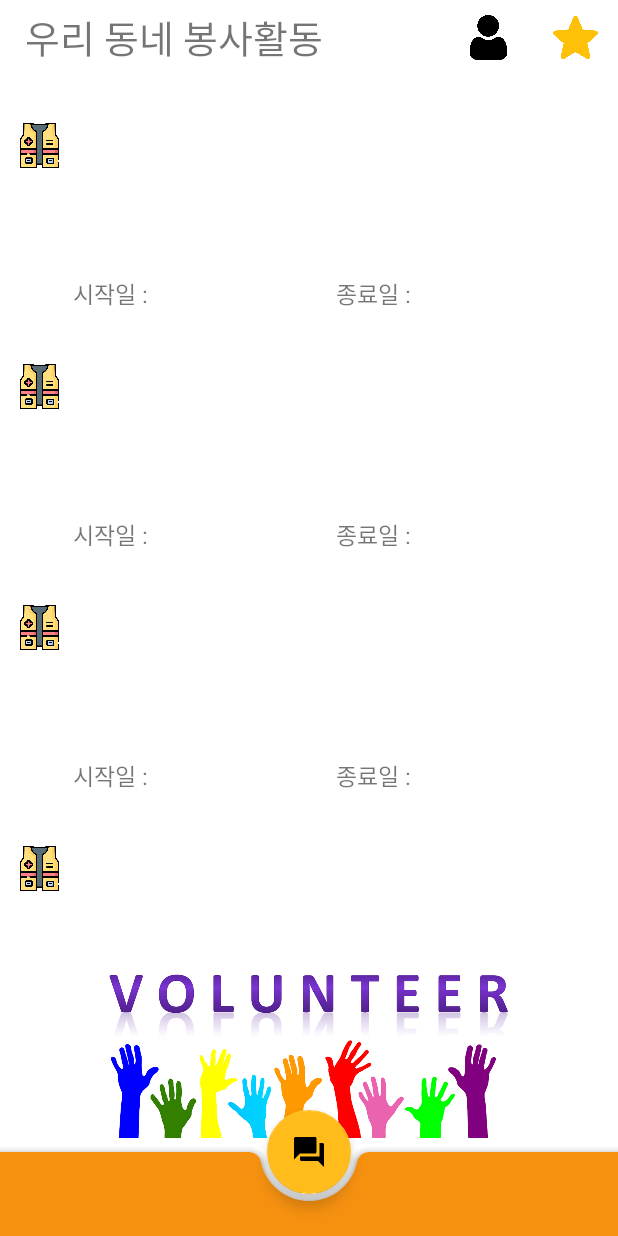
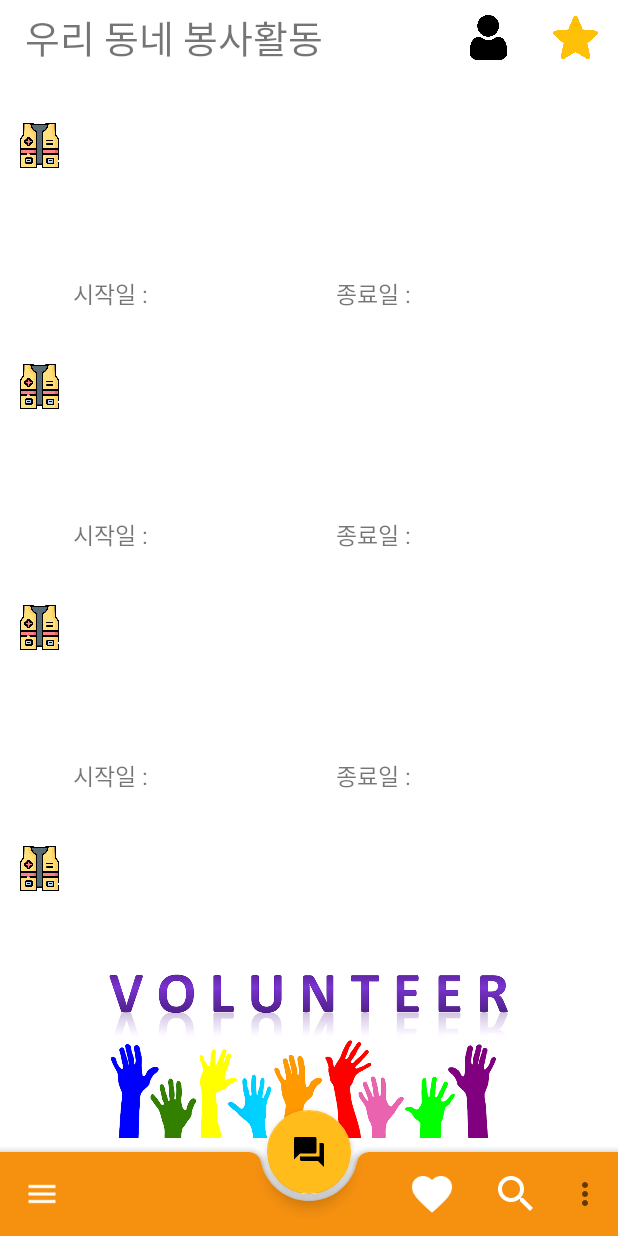
Before and after one commit to MJTeamProject1/VolunteerApp, an Android app: the screen it shows after launch once a user with an empty profile is signed in (HomeActivity), on a phone screen of 412 x 824 dp. Run offline under Robolectric (Android 15) with nearby library versions, the phone set to English and light mode, and no system bars; our stand-ins replace Firebase (no records; nobody signed in at launch, a user with empty details on screens opened directly); network calls fail; 2 statements that could not run were skipped.

Commit message:
update home nav
홈 아래 바 눌렀을 때 기초

```diff
--- a/app/build.gradle
+++ b/app/build.gradle
@@ -1,6 +1,7 @@
 plugins {
     id 'com.android.application'
     id 'kotlin-android'
+    id 'kotlin-android-extensions'
 }
 
 android {
@@ -45,6 +46,7 @@ dependencies {
     implementation 'androidx.lifecycle:lifecycle-livedata-ktx:2.3.1'
     implementation 'androidx.lifecycle:lifecycle-viewmodel-ktx:2.3.1'
     implementation "org.jetbrains.kotlin:kotlin-stdlib:$kotlin_version"
+    implementation 'androidx.legacy:legacy-support-v4:1.0.0'
     testImplementation 'junit:junit:4.+'
     androidTestImplementation 'androidx.test.ext:junit:1.1.3'
     androidTestImplementation 'androidx.test.espresso:espresso-core:3.4.0'
--- a/app/src/main/java/com/team1/volunteerapp/HomeActivity.kt
+++ b/app/src/main/java/com/team1/volunteerapp/HomeActivity.kt
@@ -4,6 +4,9 @@ import android.content.Intent
 import android.os.Build
 import androidx.appcompat.app.AppCompatActivity
 import android.os.Bundle
+import android.util.Log
+import android.view.Menu
+import android.view.MenuItem
 import android.view.View
 import android.widget.Button
 import android.widget.ImageButton
@@ -21,6 +24,7 @@ import com.google.firebase.ktx.Firebase
 import com.team1.volunteerapp.Community.CommActivity
 import com.team1.volunteerapp.Favorite.FavoritesActivity
 import com.team1.volunteerapp.Profile.ProfileActivity
+import kotlinx.android.synthetic.main.activity_home.*
 import kotlinx.coroutines.CoroutineScope
 import kotlinx.coroutines.Dispatchers
 import kotlinx.coroutines.launch
@@ -52,6 +56,7 @@ class HomeActivity : AppCompatActivity() {
     override fun onCreate(savedInstanceState: Bundle?) {
         super.onCreate(savedInstanceState)
         setContentView(R.layout.activity_home)
+        setSupportActionBar(bottomAppBar)
 
         auth = Firebase.auth
 
@@ -231,4 +236,23 @@ class HomeActivity : AppCompatActivity() {
             Toast.makeText(this,"'뒤로' 버튼을 한번 더 누르시면 종료됩니다.",Toast.LENGTH_LONG).show()
         } else { finish() }
     }
+
+
+
+    // 화면 아래 메뉴 바
+    override fun onCreateOptionsMenu(menu: Menu?): Boolean {
+        menuInflater.inflate(R.menu.navigation_menu, menu)
+        return true
+    }
+
+    override fun onOptionsItemSelected(item: MenuItem): Boolean {
+        when (item?.itemId) {
+            android.R.id.home -> BottomNavDrawerFragment().show(supportFragmentManager,
+                BottomNavDrawerFragment().tag)
+            R.id.app_bar_fav -> Log.d("abc","Fav menu item is clicked!")
+            R.id.app_bar_search ->  Log.d("abc","Search menu item is clicked!")
+            R.id.app_bar_settings ->  Log.d("abc","Settings item is clicked!")
+        }
+        return true
+    }
 }
--- a/app/src/main/res/layout/activity_home.xml
+++ b/app/src/main/res/layout/activity_home.xml
@@ -1,7 +1,6 @@
 <?xml version="1.0" encoding="utf-8"?>
 
-<androidx.coordinatorlayout.widget.CoordinatorLayout
-xmlns:android="http://schemas.android.com/apk/res/android"
+<androidx.coordinatorlayout.widget.CoordinatorLayout xmlns:android="http://schemas.android.com/apk/res/android"
     xmlns:app="http://schemas.android.com/apk/res-auto"
     xmlns:tools="http://schemas.android.com/tools"
     android:layout_width="match_parent"
@@ -11,13 +10,14 @@ xmlns:android="http://schemas.android.com/apk/res/android"
     <include layout="@layout/content_home" />
 
     <com.google.android.material.bottomappbar.BottomAppBar
-        android:id="@+id/bar"
+        android:id="@+id/bottomAppBar"
         android:layout_width="match_parent"
         android:layout_height="wrap_content"
         android:layout_gravity="bottom"
         app:backgroundTint="@color/maincolor2"
         app:fabAlignmentMode="center"
-        >
+        app:navigationIcon="@drawable/baseline_menu_white_24dp"
+        app:popupTheme="@style/ThemeOverlay.AppCompat.Light">
 
 
     </com.google.android.material.bottomappbar.BottomAppBar>
@@ -28,6 +28,6 @@ xmlns:android="http://schemas.android.com/apk/res/android"
         android:layout_width="wrap_content"
         android:layout_height="wrap_content"
         android:src="@drawable/ic_baseline_forum_24"
-        app:layout_anchor="@id/bar" />
+        app:layout_anchor="@id/bottomAppBar" />
 
 </androidx.coordinatorlayout.widget.CoordinatorLayout>
--- /dev/null
+++ b/app/src/main/res/menu/navigation_menu.xml
@@ -0,0 +1,20 @@
+<?xml version="1.0" encoding="utf-8"?>
+<menu xmlns:android="http://schemas.android.com/apk/res/android"
+    xmlns:app="http://schemas.android.com/apk/res-auto">
+
+    <item
+        android:id="@+id/app_bar_fav"
+        android:icon="@drawable/ic_favorite_white_24dp"
+        android:title="favorite"
+        app:showAsAction="ifRoom"/>
+
+    <item
+        android:id="@+id/app_bar_search"
+        android:icon="@drawable/ic_search_white_24dp"
+        android:title="Search"
+        app:showAsAction="ifRoom"/>
+    <item
+        android:id="@+id/app_bar_settings"
+        android:title="setting"
+        app:showAsAction="never"/>
+</menu>
--- a/app/src/main/res/values/strings.xml
+++ b/app/src/main/res/values/strings.xml
@@ -9,4 +9,6 @@
     <string name="invalid_username">Not a valid username</string>
     <string name="invalid_password">Password must be >5 characters</string>
     <string name="login_failed">"Login failed"</string>
+    <!-- TODO: Remove or change this placeholder text -->
+    <string name="hello_blank_fragment">Hello blank fragment</string>
 </resources>
```
Also changed, not shown: app/src/main/java/com/team1/volunteerapp/BottomNavDrawerFragment.kt (added, +25 -0 lines), app/src/main/res/layout/fragment_bottom_nav_drawer.xml (added, +11 -0 lines), app/src/main/res/menu/bottom_nav_drawer_menu.xml (added, +17 -0 lines), app/src/main/res/drawable-v24/baseline_menu_white_24dp.png (added), app/src/main/res/drawable-v24/ic_favorite_white_24dp.png (added), app/src/main/res/drawable-v24/ic_menu_white_24dp.png (added), app/src/main/res/drawable-v24/ic_search_white_24dp.png (added), app/src/main/res/drawable-v24/img.png (added).
